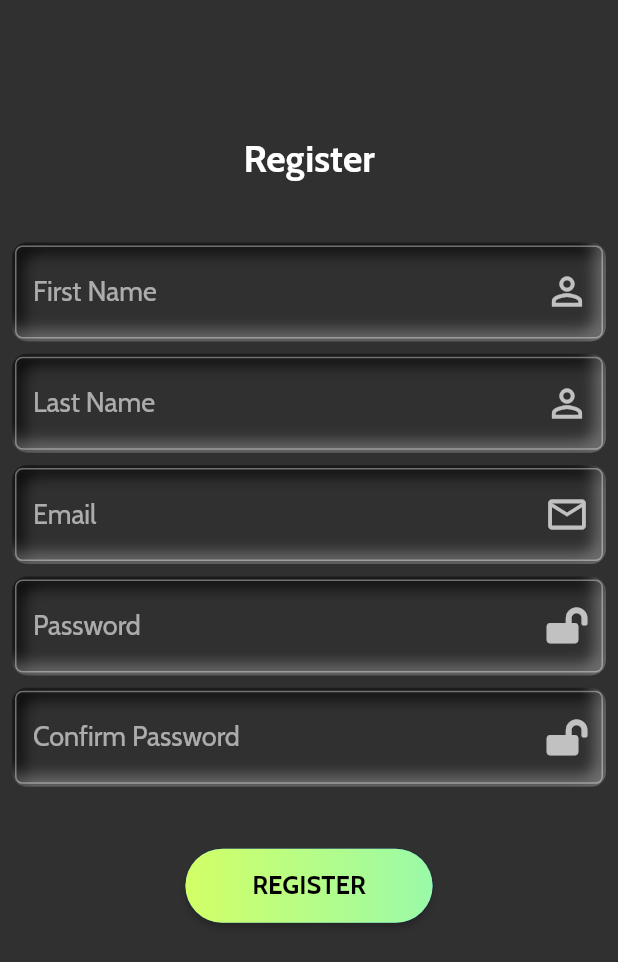
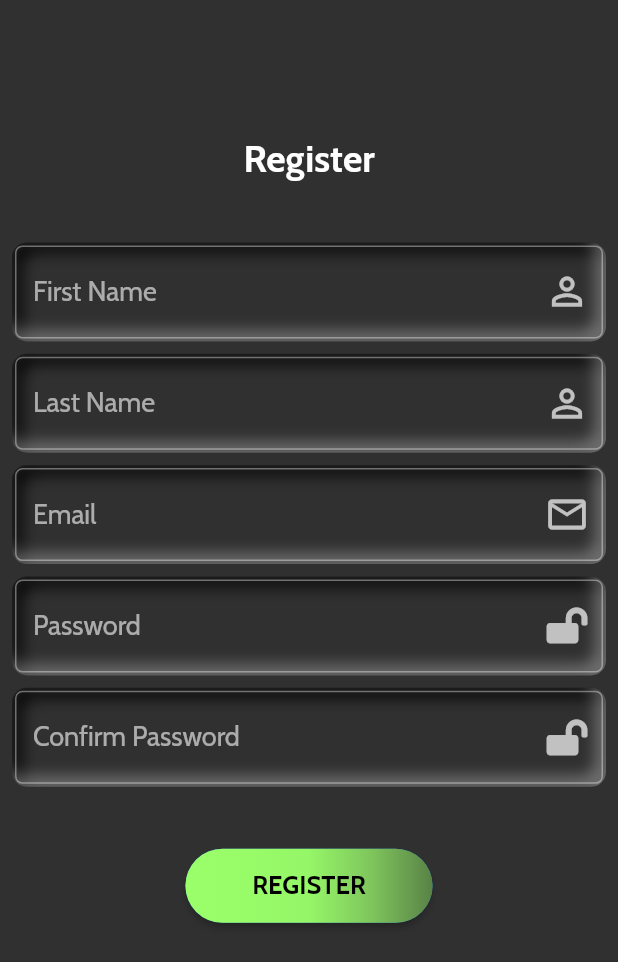
Before and after one commit to Taber1/SportsAppUIKIT, a Flutter app: the screen it shows after launch, after a tap on "Register", on a phone screen of 412 x 824 dp. Shown: the top 962 px of the screen. Run offline on Flutter 3.47's test engine with Material 2 defaults, Android fonts, the phone set to English and light mode, and no system bars; drawn by our look-alikes of flutter_neumorphic; our stand-ins replace flutter_svg, font_awesome_flutter; network calls fail; statements that could not run were skipped.

Commit message:
making all buttons like pay

```diff
--- a/lib/login.dart
+++ b/lib/login.dart
@@ -154,8 +154,13 @@ class _LoginScreenState extends State<LoginScreen> {
               padding: EdgeInsets.all(0.0),
               child: Container(
                 decoration: BoxDecoration(
-                  gradient: LinearGradient(
-                      colors: [Color(0xffD2FF66), Color(0xff9AFAA8)]),
+                  gradient: LinearGradient(colors: [
+                    Color(0xff9AFF6A),
+                    Color(0xff98FC69),
+                    Color(0xff95F667),
+                    Color(0xff7FC65D),
+                    Color(0xff598246),
+                  ]),
                   borderRadius: BorderRadius.all(Radius.circular(80.0)),
                 ),
                 height: MediaQuery.of(context).size.height * 0.06,
--- a/lib/register.dart
+++ b/lib/register.dart
@@ -183,8 +183,13 @@ class _RegisterScreenState extends State<RegisterScreen> {
                 padding: EdgeInsets.all(0.0),
                 child: Container(
                   decoration: BoxDecoration(
-                    gradient: LinearGradient(
-                        colors: [Color(0xffD2FF66), Color(0xff9AFAA8)]),
+                    gradient: LinearGradient(colors: [
+                      Color(0xff9AFF6A),
+                      Color(0xff98FC69),
+                      Color(0xff95F667),
+                      Color(0xff7FC65D),
+                      Color(0xff598246),
+                    ]),
                     borderRadius: BorderRadius.all(Radius.circular(80.0)),
                   ),
                   height: MediaQuery.of(context).size.height * 0.06,
```
Also changed, not shown: lib/booking.dart (+5 -16 lines), lib/filter.dart (+7 -2 lines), lib/game_details.dart (+7 -2 lines), lib/home.dart (+21 -6 lines), lib/invite_friend.dart (+7 -2 lines), lib/player_profile.dart (+14 -4 lines), lib/select_sport.dart (+14 -14 lines), lib/venue.dart (+7 -2 lines).
